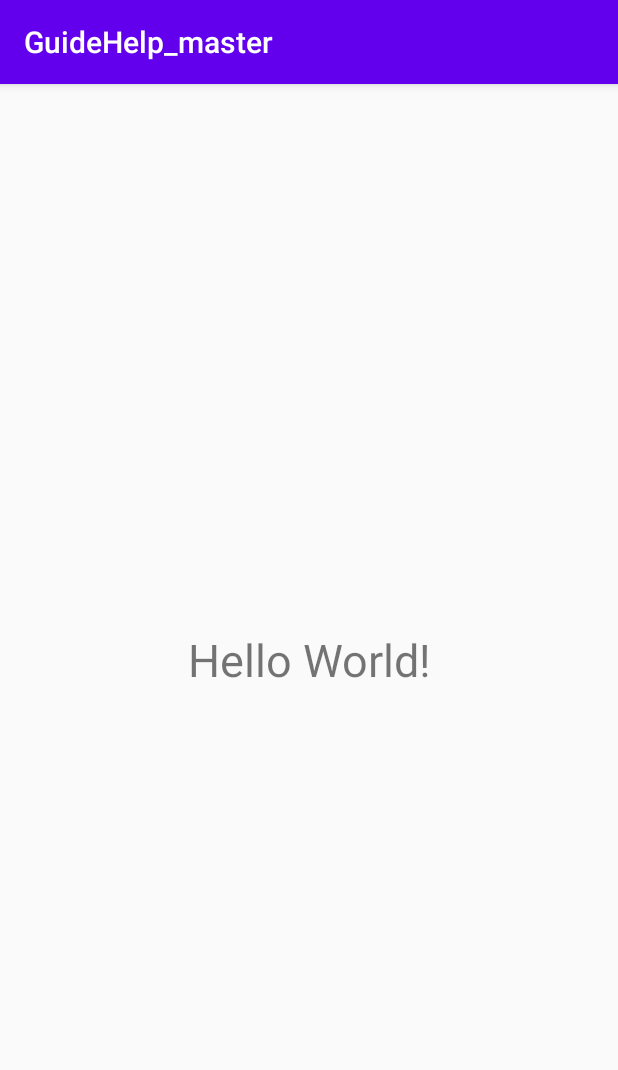
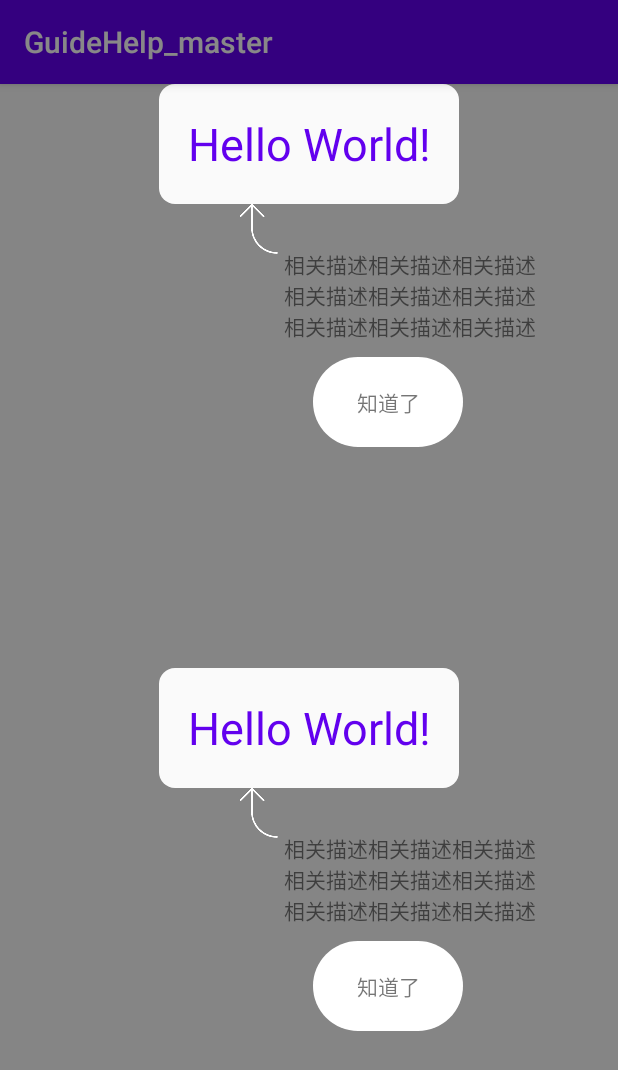
Before and after one commit to Zhangzhenguo-git/GuideHelp_master, an Android app: the screen it shows after launch (MainActivity), on a phone screen of 412 x 824 dp. Shown: the top 1070 px of the screen. Run offline under Robolectric (Android 15) with nearby library versions, the phone set to English and light mode, and no system bars; our stand-ins replace data binding; libraries missing offline, so code that uses them is left out: com.xuexiang.xui.

Commit message:
添加高亮View下指引布局

```diff
--- a/app/src/main/java/com/pack/guide/MainActivity.java
+++ b/app/src/main/java/com/pack/guide/MainActivity.java
@@ -10,6 +10,7 @@ import android.view.View;
 import android.view.animation.AlphaAnimation;
 import android.view.animation.Animation;
 import android.widget.TextView;
+import android.widget.Toast;
 
 import com.pack.guide.databinding.ActivityMainBinding;
 import com.pack.guide.listener.OnGuideChangedListener;
@@ -17,8 +18,11 @@ import com.pack.guide.listener.OnLayoutInflatedListener;
 import com.pack.guide.listener.OnPageChangedListener;
 import com.pack.guide.view.Controller;
 import com.pack.guide.view.GuidePage;
+import com.pack.guide.view.GuideUserView;
+import com.pack.guide.view.GuideView;
 import com.pack.guide.view.HighLight;
 import com.pack.guide.view.NewbieGuide;
+import com.xuexiang.xui.widget.guidview.FocusShape;
 import com.xuexiang.xui.widget.guidview.GuideCaseView;
 import com.xuexiang.xui.widget.guidview.OnViewInflateListener;
 
@@ -29,17 +33,42 @@ public class MainActivity extends AppCompatActivity {
     protected void onCreate(Bundle savedInstanceState) {
         super.onCreate(savedInstanceState);
         binding= DataBindingUtil.setContentView(this,R.layout.activity_main);
-        new GuideCaseView.Builder(this)
-                .focusBorderColor(getResources().getColor(R.color.colorAccent))
-                .focusBorderSize(5)
-                .focusOn(binding.tvGuideView)
-                .focusRectAtPosition((int)(binding.tvGuideView.getX()),(int)binding.tvGuideView.getX(),binding.tvGuideView.getWidth(),binding.tvGuideView.getHeight())
-                .customView(R.layout.guide_title_view, new OnViewInflateListener() {
+//        new GuideCaseView.Builder(this)
+//                .focusBorderColor(getResources().getColor(R.color.white))
+//                .focusBorderSize(5)
+//                .focusOn(binding.tvGuideView)
+//                .closeOnTouch(false)
+////                设置矩形
+//                .focusShape(FocusShape.ROUNDED_RECTANGLE)
+//                .focusRectAtPosition(binding.tvGuideView.getBottom(),binding.tvGuideView.getWidth()+binding.tvGuideView.getBottom(),binding.tvGuideView.getWidth(),binding.tvGuideView.getHeight())
+//                .customView(R.layout.guide_title_view, new OnViewInflateListener() {
+//                    @Override
+//                    public void onViewInflated(View view) {
+//
+//                    }
+//                })
+//                .show();
+
+//        View contentView=View.inflate(this,R.layout.guide_title_view,null);
+//        GuideView.Builder.newInstance(this)
+////                .setRadius(50)
+////                .setBgColor(getResources().getColor(R.color.colorAccent))
+////                .setDirction(GuideView.Direction.BOTTOM)
+//                .setCustomGuideView(contentView)
+//                .setTargetView(binding.tvGuideView)
+//                .setShape(GuideView.MyShape.RECTANGULAR)
+//                .build().show();
+        binding.getRoot().setOnClickListener(null);
+        GuideUserView.show(false, new View.OnClickListener() {
                     @Override
-                    public void onViewInflated(View view) {
+                    public void onClick(View v) {
 
+                        Toast.makeText(MainActivity.this, "1111", Toast.LENGTH_SHORT).show();
                     }
-                }).show();
+                }, MainActivity.this,
+                new GuideUserView.ViewEntity(binding.tvGuideView, R.layout.guide_title_view, GuideUserView.Direction.BOTTOM,false),
+                new GuideUserView.ViewEntity(binding.tvGuideView1, R.layout.guide_title_view, GuideUserView.Direction.BOTTOM,false));
+//        showGuide();
     }
 
     public void showGuide() {
@@ -65,13 +94,7 @@ public class MainActivity extends AppCompatActivity {
                         //引导层消失（多页切换不会触发）
                     }
                 })
-                .setOnPageChangedListener(new OnPageChangedListener() {
-                    @Override
-                    public void onPageChanged(int page) {
-                        //引导页切换，page为当前页位置，从0开始
-                    }
-                })
-                .alwaysShow(false)//是否每次都显示引导层，默认false，只显示一次
+                .alwaysShow(true)//是否每次都显示引导层，默认false，只显示一次
                 .addGuidePage(//添加一页引导页
                         GuidePage.newInstance()//创建一个实例
 //                                设置要添加图层引导的View、圆角、最终样式
--- /dev/null
+++ b/app/src/main/java/com/pack/guide/view/GuideUserView.java
@@ -0,0 +1,246 @@
+package com.pack.guide.view;
+
+import android.app.Activity;
+import android.content.Context;
+import android.content.SharedPreferences;
+import android.graphics.Canvas;
+import android.graphics.Color;
+import android.graphics.Paint;
+import android.graphics.PorterDuff;
+import android.graphics.PorterDuffXfermode;
+import android.graphics.RectF;
+import android.view.KeyEvent;
+import android.view.LayoutInflater;
+import android.view.MotionEvent;
+import android.view.View;
+import android.view.ViewTreeObserver;
+import android.widget.FrameLayout;
+import android.widget.RelativeLayout;
+import android.widget.TextView;
+
+import com.pack.guide.R;
+
+
+public class GuideUserView extends RelativeLayout implements ViewTreeObserver.OnGlobalLayoutListener {
+    private final static String TAG =GuideUserView.class.getSimpleName();
+    private final OnClickListener mClickListener;
+    private Context mContent;
+    private final Paint mPaint = new Paint();
+    private final RectF mRect = new RectF();
+    private ViewEntity[] mViews; // 目标View、自定义布局等参数实体数组
+    private boolean handleTouch = false;
+    private TextView tvConfirm;
+
+    /**
+     * 显示半透明引导图（默认显示一次）
+     * @param views 目标View和自定义布局等参数实体
+     */
+    public static void show(Context context, ViewEntity... views) {
+        show(true, null, context, views);
+    }
+
+    /**
+     * 显示半透明引导图（默认显示一次）
+     * @param clickListener 点击监听
+     * @param views         目标View和自定义布局等参数实体
+     */
+    public static void show(OnClickListener clickListener, Context context, ViewEntity... views) {
+        show(true, clickListener, context, views);
+    }
+
+    /**
+     * 显示半透明引导图
+     * @param isOnlyShowOne 是否只显示一次
+     * @param clickListener 点击监听
+     * @param views         目标View和自定义布局等参数实体
+     */
+    public static void show(boolean isOnlyShowOne, OnClickListener clickListener, Context context, ViewEntity... views) {
+        try {
+            if (isOnlyShowOne) {
+                ViewEntity ve = views[0];
+                int targetViewID = ve.mTargetView != null ? ve.mTargetView.getId() : View.NO_ID;
+                String viewID = targetViewID + "_" + ve.mCustomLayoutID;
+                SharedPreferences sp = context.getSharedPreferences(TAG, Context.MODE_PRIVATE);
+                if (sp.getBoolean(viewID, false))
+                    return;
+                sp.edit().putBoolean(viewID, true).apply();
+            }
+            new GuideUserView(context, clickListener, views);
+        } catch (Throwable ignored) {
+        }
+    }
+
+    private GuideUserView(Context context, OnClickListener clickListener, ViewEntity... views) {
+        super(context);
+        mContent = context;
+        mClickListener = clickListener;
+        mViews = views;
+        mPaint.setAntiAlias(true);
+        mPaint.setXfermode(new PorterDuffXfermode(PorterDuff.Mode.DST_OUT)); // 去除两次绘图的交集
+        setBackgroundColor(Color.TRANSPARENT);
+        getViewTreeObserver().addOnGlobalLayoutListener(this);
+        ((FrameLayout) ((Activity) mContent).getWindow().getDecorView()).addView(this);
+
+		 /*
+			在Activity上面添加半透明View，有两种方法：
+			方法一
+			((FrameLayout) ((Activity) mContent).getWindow().getDecorView()).addView(this);
+			((FrameLayout) ((Activity) mContent).getWindow().getDecorView()).removeView(this);
+			使用DecorView().addView，半透明View会被PopupWindow，Dialog等弹窗遮挡！
+
+			方法二
+			WindowManager.LayoutParams params = new WindowManager.LayoutParams();
+			params.format = PixelFormat.TRANSLUCENT;
+			((Activity) mContent).getWindow().getWindowManager().addView(this, params);
+			((Activity) mContent).getWindow().getWindowManager().removeView(this);
+			该方法能覆盖PopupWindow，Dialog等弹窗，但有时获取目标View坐标偶尔会失效！
+			获取目标View坐标方法：View.getLocationOnScreen, View.getLocationOnScreen, View.getGlobalVisibleRect, View.getLocalVisibleRect
+		*/
+    }
+
+    @Override
+    public void onGlobalLayout() {
+        getViewTreeObserver().removeOnGlobalLayoutListener(this);
+        // 在目标View周围添加自定义布局
+        for (final ViewEntity ve : mViews) {
+            // 目标View中心坐标
+            if (ve.mTargetView != null) {
+                ve.targetW = ve.mTargetView.getWidth() / 2;
+                ve.targetH = ve.mTargetView.getHeight() / 2;
+                ve.mTargetView.getLocationOnScreen(ve.mCenter);
+                ve.mCenter[0] += ve.targetW;
+                ve.mCenter[1] += ve.targetH;
+            }
+            // 目标View方位
+            final View view = LayoutInflater.from(getContext()).inflate(ve.mCustomLayoutID, this, false);
+            LayoutParams params = (LayoutParams) view.getLayoutParams();
+            tvConfirm=view.findViewById(R.id.viewGuide);
+            if (ve.mDirection != null) {
+                int width = getWidth();
+                int height = getHeight();
+                int left = ve.mCenter[0] - ve.targetW;
+                int right = ve.mCenter[0] + ve.targetW;
+                int top = ve.mCenter[1] - ve.targetH;
+                int bottom = ve.mCenter[1] + ve.targetH;
+                switch (ve.mDirection) {
+                    case TOP:
+                        params.addRule(RelativeLayout.ALIGN_PARENT_BOTTOM);
+                        params.setMargins(left, 0, 0, height - top);
+                        break;
+                    case LEFT:
+                        params.addRule(RelativeLayout.ALIGN_PARENT_RIGHT);
+                        params.setMargins(0, top, width - left, 0);
+                        break;
+                    case BOTTOM:
+                        params.setMargins(left, bottom, 0, 0);
+                        break;
+                    case RIGHT:
+                        params.setMargins(right, top, 0, 0);
+                        break;
+                    case LEFT_TOP:
+                        params.addRule(RelativeLayout.ALIGN_PARENT_BOTTOM);
+                        params.addRule(RelativeLayout.ALIGN_PARENT_RIGHT);
+                        params.setMargins(0, 0, width - left, height - top);
+                        break;
+                    case LEFT_BOTTOM:
+                        params.addRule(RelativeLayout.ALIGN_PARENT_RIGHT);
+                        params.setMargins(0, bottom, width - left, 0);
+                        break;
+                    case RIGHT_TOP:
+                        params.addRule(RelativeLayout.ALIGN_PARENT_BOTTOM);
+                        params.setMargins(right, 0, 0, height - top);
+                        break;
+                    case RIGHT_BOTTOM:
+                        params.setMargins(right, bottom, 0, 0);
+                        break;
+                }
+            } else {
+                params.addRule(RelativeLayout.CENTER_IN_PARENT);
+            }
+            addViewInLayout(view, -1, params, true); // 添加view, 不会重新布局
+            tvConfirm.setOnClickListener(new OnClickListener() {
+                @Override
+                public void onClick(View v) {
+                    ((FrameLayout) ((Activity) mContent).getWindow().getDecorView()).removeView(view);
+                }
+            });
+        }
+        requestLayout(); // 统一重新布局
+    }
+
+    @Override
+    protected void onDraw(Canvas canvas) {
+        canvas.saveLayer(0, 0, getWidth(), getHeight(), null, Canvas.ALL_SAVE_FLAG); // 新建图层
+        canvas.drawColor(0x77000000); // 绘制半透明背景
+        // 在目标View周围裁剪出高亮圆圈
+        for (ViewEntity ve : mViews) {
+            if (ve.targetW == 0 || ve.targetH == 0)
+                return;
+            if (ve.mShape == Shape.ELLIPSE) { // 椭圆
+                mRect.left = ve.mCenter[0] - ve.targetW;
+                mRect.top = ve.mCenter[1] - ve.targetH;
+                mRect.right = ve.mCenter[0] + ve.targetW;
+                mRect.bottom = ve.mCenter[1] + ve.targetH;
+                canvas.drawOval(mRect, mPaint);
+            } else if (ve.mShape == Shape.RECTANGULAR) { // 矩形
+                mRect.left = ve.mCenter[0] - ve.targetW;
+                mRect.top = ve.mCenter[1] - ve.targetH;
+                mRect.right = ve.mCenter[0] + ve.targetW;
+                mRect.bottom = ve.mCenter[1] + ve.targetH;
+                canvas.drawRoundRect(mRect, 16, 16, mPaint);
+            } else if (ve.mShape == Shape.CIRCULAR) { // 圆形
+                canvas.drawCircle(ve.mCenter[0], ve.mCenter[1], ve.targetW, mPaint);
+            }
+        }
+    }
+
+//    @Override
+//    public boolean onTouchEvent(MotionEvent event) {
+//        if (!handleTouch) {
+//            handleTouch = false;
+//            if (mClickListener != null){
+//
+//            }
+//        }
+//        return true;
+//    }
+
+    /**
+     * 目标View和自定义布局等参数实体
+     */
+    public static class ViewEntity {
+        private View mTargetView; // 目标View
+        private int[] mCenter = new int[2]; // 目标View中心坐标
+        private Shape mShape; // 目标View高亮圆圈形状
+        private int targetW = -1; // 目标View高亮宽半径
+        private int targetH = -1; // 目标View高亮高半径
+
+        private int mCustomLayoutID; // 自定义布局资源ID
+        private Direction mDirection; // 自定义布局相对于目标View的方向
+        private boolean intercept; // 自定义布局是否允许点击事件
+
+        public ViewEntity(View targetView, int customLayoutID, Direction direction,boolean intercept) {
+            this(targetView, null, Shape.RECTANGULAR, customLayoutID, direction,intercept);
+        }
+
+        public ViewEntity(View targetView, int[] targetSize, Shape shape, int customLayoutID, Direction direction,boolean intercept) {
+            this.mTargetView = targetView;
+            this.mShape = shape;
+            this.mCustomLayoutID = customLayoutID;
+            this.mDirection = direction;
+            this.intercept = intercept;
+            if (targetSize != null) {
+                targetW = targetSize[0] / 2;
+                targetH = targetSize[1] / 2;
+            }
+        }
+    }
+
+    public enum Direction { // 相对于目标View的方位
+        LEFT, TOP, RIGHT, BOTTOM, LEFT_TOP, LEFT_BOTTOM, RIGHT_TOP, RIGHT_BOTTOM
+    }
+
+    public enum Shape { // 目标View的高亮圆圈形状: 圆形，椭圆，圆角矩形
+        CIRCULAR, ELLIPSE, RECTANGULAR
+    }
+}
--- a/app/src/main/res/layout/activity_main.xml
+++ b/app/src/main/res/layout/activity_main.xml
@@ -18,10 +18,24 @@
             android:text="Hello World!"
             android:gravity="center"
             android:textSize="30sp"
-            app:layout_constraintBottom_toBottomOf="parent"
+            android:textColor="@color/colorPrimary"
             app:layout_constraintLeft_toLeftOf="parent"
             app:layout_constraintRight_toRightOf="parent"
             app:layout_constraintTop_toTopOf="parent" />
+        <TextView
+            android:id="@+id/tvGuideView1"
+            android:layout_width="200dp"
+            android:layout_height="80dp"
+            android:text="Hello World!"
+            android:gravity="center"
+            android:textSize="30sp"
+            android:layout_marginTop="90dp"
+            android:textColor="@color/colorPrimary"
+            app:layout_constraintLeft_toLeftOf="parent"
+            app:layout_constraintRight_toRightOf="parent"
+            app:layout_constraintTop_toTopOf="parent"
+            app:layout_constraintBottom_toBottomOf="parent"
+            />
     </androidx.constraintlayout.widget.ConstraintLayout>
 
 
--- a/app/src/main/res/layout/guide_title_view.xml
+++ b/app/src/main/res/layout/guide_title_view.xml
@@ -1,13 +1,25 @@
 <?xml version="1.0" encoding="utf-8"?>
-<RelativeLayout xmlns:android="http://schemas.android.com/apk/res/android"
+<layout xmlns:android="http://schemas.android.com/apk/res/android">
+    <data>
+    </data>
+    <RelativeLayout
         android:layout_width="match_parent"
-    android:layout_height="match_parent">
-
-
-
+        android:layout_height="match_parent"
+        android:paddingLeft="50dp"
+        android:paddingRight="50dp"
+        >
+        <ImageView
+            android:id="@+id/ivInstructions"
+            android:layout_width="wrap_content"
+            android:layout_height="wrap_content"
+            android:src="@mipmap/point">
+        </ImageView>
         <TextView
-        android:layout_width="match_parent"
+            android:id="@+id/tvDetails"
+            android:layout_width="wrap_content"
             android:layout_height="wrap_content"
+            android:layout_marginTop="30dp"
+            android:layout_toRightOf="@id/ivInstructions"
             android:text="相关描述相关描述相关描述相关描述相关描述相关描述相关描述相关描述相关描述">
         </TextView>
         <TextView
@@ -15,10 +27,11 @@
             android:layout_width="100dp"
             android:layout_height="60dp"
             android:background="@drawable/guide_frame"
+            android:layout_below="@id/tvDetails"
             android:layout_centerHorizontal="true"
-        android:layout_alignParentBottom="true"
-        android:layout_marginBottom="100dp"
+            android:layout_marginTop="10dp"
             android:gravity="center"
             android:text="知道了">
         </TextView>
     </RelativeLayout>
+</layout>
--- a/app/src/main/res/values/colors.xml
+++ b/app/src/main/res/values/colors.xml
@@ -4,4 +4,5 @@
     <color name="colorPrimaryDark">#3700B3</color>
     <color name="colorAccent">#03DAC5</color>
     <color name="white">#FFFFFF</color>
+    <color name="ll">#ffffffff</color>
 </resources>
```
Also changed, not shown: app/src/main/java/com/pack/guide/view/GuideLayout.java (+11 -17 lines), app/src/main/java/com/pack/guide/view/GuideView.java (+12 -14 lines), app/src/main/res/drawable/guide_frame.xml (+1 -6 lines). Lines whose indentation alone changed are shown as unchanged.
